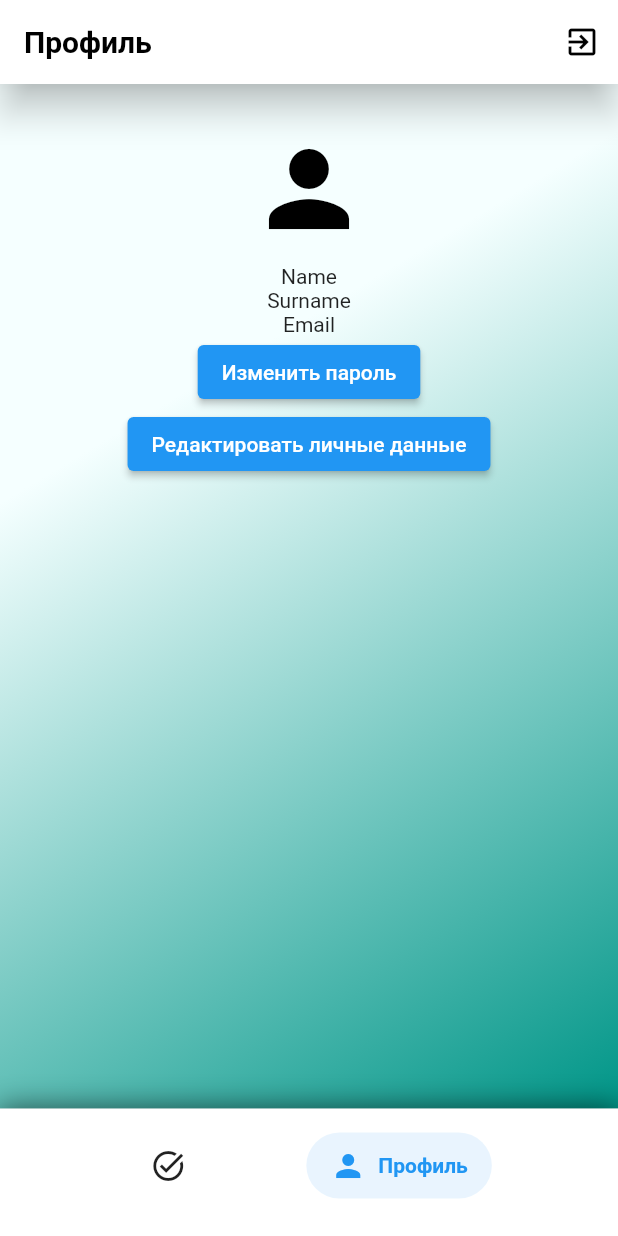
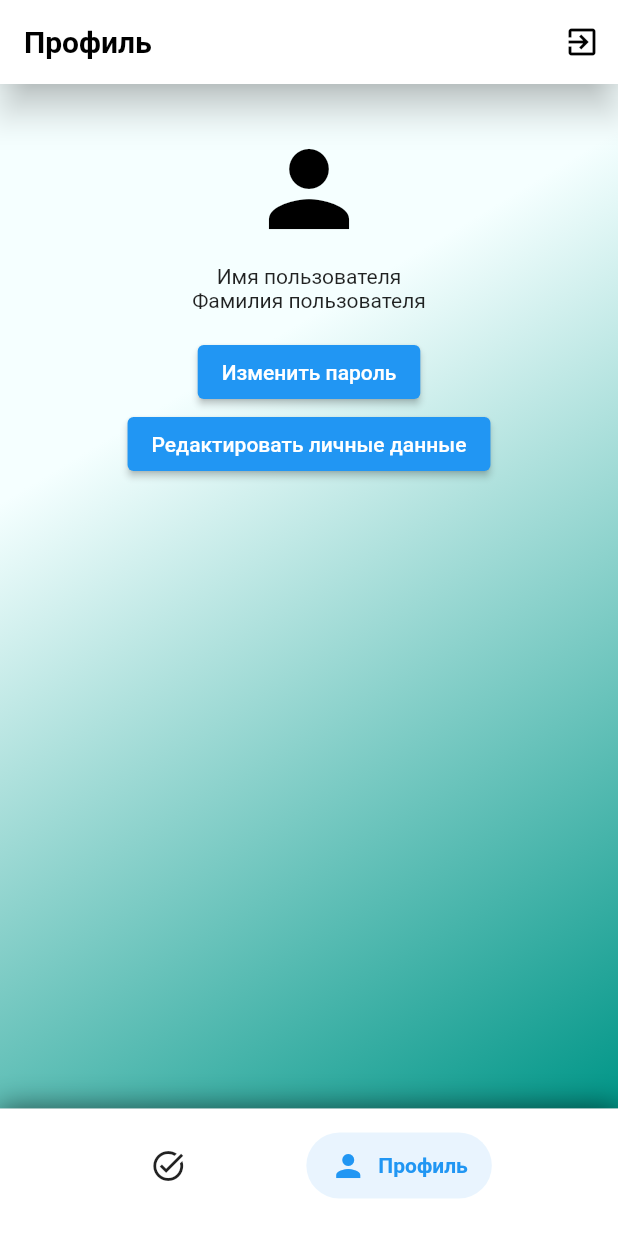
Before and after one commit to Polevshchikov/setting_goals, a Flutter app: the screen it shows once a user with an empty profile is signed in, item 2 of the bottom bar chosen, after a tap on "Редактировать личные данные", on a phone screen of 412 x 824 dp. Run offline on Flutter 3.47's test engine with Material 2 defaults, Android fonts, the phone set to English and light mode, and no system bars; drawn by our look-alikes of salomon_bottom_bar; our stand-ins replace bloc, cloud_firestore, firebase_auth, firebase_core, flutter_bloc, get_it; accounts and stored records are empty; network calls fail.

Commit message:
add task page

```diff
--- a/lib/services/auth/auth_service_cubit.dart
+++ b/lib/services/auth/auth_service_cubit.dart
@@ -49,16 +49,21 @@ class AuthServiceCubit extends Cubit<User?> {
   }) async {
     var authResult = await firebaseAuth.createUserWithEmailAndPassword(
         email: email.trim(), password: password);
-
     checkVerification(authResult.user);
   }
 
   /// Обновить пользователя
-  Future<void> updateUser(
-      {required String displayName, required String photoURL}) async {
+  Future<void> updatePassword({required String newPassword}) async {
     if (currentUser != null) {
       var _user = currentUser!;
-      await _user.updatePhotoURL(photoURL);
+      await _user.updatePassword(newPassword);
+    }
+  }
+
+  /// Обновить пользователя
+  Future<void> updateUser({required String displayName}) async {
+    if (currentUser != null) {
+      var _user = currentUser!;
       await _user.updateDisplayName(displayName);
     }
   }
--- a/lib/widgets/auth/auth_widget.dart
+++ b/lib/widgets/auth/auth_widget.dart
@@ -90,9 +90,19 @@ class _AuthWidgetState extends State<AuthWidget> {
             Container(
               width: double.infinity,
               height: double.infinity,
-              color: _formType == FormType.login
-                  ? Colors.greenAccent
-                  : Colors.blueAccent,
+              decoration: BoxDecoration(
+                gradient: LinearGradient(
+                    colors: [
+                      _formType == FormType.login
+                          ? Color(0xFF009688)
+                          : Colors.blueAccent,
+                      Color.fromARGB(255, 245, 255, 255)
+                    ],
+                    begin: const FractionalOffset(0.0, 1.0),
+                    end: const FractionalOffset(1.0, 0.0),
+                    stops: [0.0, 0.9],
+                    tileMode: TileMode.clamp),
+              ),
             ),
             Positioned(
               left: 30,
--- a/lib/widgets/profile/profile_widget.dart
+++ b/lib/widgets/profile/profile_widget.dart
@@ -1,7 +1,42 @@
+import 'package:firebase_auth/firebase_auth.dart';
 import 'package:flutter/material.dart';
+import 'package:setting_goals/services/services.dart';
 
-class ProfileWidget extends StatelessWidget {
+class ProfileWidget extends StatefulWidget {
   const ProfileWidget({Key? key}) : super(key: key);
+
+  @override
+  _ProfileWidgetState createState() => _ProfileWidgetState();
+}
+
+class _ProfileWidgetState extends State<ProfileWidget> {
+  late User? user;
+  @override
+  void initState() {
+    super.initState();
+    user = getIt.get<Services>().auth.currentUser;
+  }
+
+  @override
+  Widget build(BuildContext context) {
+    return ProfileBodyWidget(
+      userEmail: user!.email ?? 'Почта пользователя',
+      userName: user!.displayName ?? 'Имя пользователя',
+    );
+  }
+}
+
+class ProfileBodyWidget extends StatelessWidget {
+  final userName;
+  // final userSurname;
+  final String userEmail;
+
+  const ProfileBodyWidget({
+    Key? key,
+    required this.userName,
+    // this.userSurname = 'Фамилия пользователя',
+    required this.userEmail,
+  }) : super(key: key);
 
   @override
   Widget build(BuildContext context) {
@@ -19,8 +54,8 @@ class ProfileWidget extends StatelessWidget {
         elevation: 10,
         actions: [
           IconButton(
-            onPressed: () {
-              print('exit');
+            onPressed: () async {
+              await getIt.get<Services>().auth.signOut();
             },
             icon: Icon(Icons.exit_to_app),
             color: Colors.black,
@@ -55,15 +90,20 @@ class ProfileWidget extends StatelessWidget {
               backgroundColor: Colors.transparent,
               radius: 50,
             ),
-            Text('Name'),
-            Text('Surname'),
-            Text('Email'),
+            Text('Имя пользователя'),
+            Text('Фамилия пользователя'),
+            Text(userEmail),
             ElevatedButton(
               onPressed: () {},
               child: Text('Изменить пароль'),
             ),
             ElevatedButton(
-              onPressed: () {},
+              onPressed: () async {
+                await getIt
+                    .get<Services>()
+                    .auth
+                    .updateUser(displayName: 'displayName');
+              },
               child: Text('Редактировать личные данные'),
             ),
             Container(
--- /dev/null
+++ b/lib/widgets/task/components/todo_widget.dart
@@ -0,0 +1,37 @@
+import 'package:flutter/material.dart';
+
+class ToDoWidget extends StatelessWidget {
+  const ToDoWidget({Key? key}) : super(key: key);
+
+  @override
+  Widget build(BuildContext context) {
+    return Container(
+      color: Colors.red,
+      child: Stack(
+        children: [
+          Center(
+            child: Text(
+              'To Do',
+              style: TextStyle(
+                color: Colors.white,
+                fontWeight: FontWeight.w600,
+                fontSize: 100,
+              ),
+            ),
+          ),
+          Column(
+            children: [
+              Card(
+                child: ListTile(
+                  title: Text('group.name'),
+                  trailing: Icon(Icons.chevron_right),
+                  onTap: () {},
+                ),
+              ),
+            ],
+          ),
+        ],
+      ),
+    );
+  }
+}
--- a/lib/widgets/task/task_widget.dart
+++ b/lib/widgets/task/task_widget.dart
@@ -1,4 +1,8 @@
 import 'package:flutter/material.dart';
+import 'package:setting_goals/widgets/task/components/done_widget.dart';
+import 'package:setting_goals/widgets/task/components/inProgress_widget.dart';
+import 'package:setting_goals/widgets/task/components/testing_widget.dart';
+import 'package:setting_goals/widgets/task/components/todo_widget.dart';
 
 class TaskWidget extends StatelessWidget {
   const TaskWidget({Key? key}) : super(key: key);
@@ -41,15 +45,10 @@ class TaskWidget extends StatelessWidget {
         ),
         body: TabBarView(
           children: [
-            Container(
-              color: Colors.green,
-              child: Center(
-                child: Text('Домашняя страница'),
-              ),
-            ),
-            Icon(Icons.directions_car),
-            Icon(Icons.directions_transit),
-            Icon(Icons.directions_bike),
+            ToDoWidget(),
+            InProgressWidget(),
+            TestingWidget(),
+            DoneWidget(),
           ],
         ),
       ),
```
Also changed, not shown: lib/widgets/auth/elements/auth_body.dart (+31 -17 lines), lib/widgets/global/global_widget.dart (+19 -0 lines), lib/widgets/task/components/done_widget.dart (added, +37 -0 lines), lib/widgets/task/components/inProgress_widget.dart (added, +37 -0 lines), lib/widgets/task/components/testing_widget.dart (added, +37 -0 lines).
